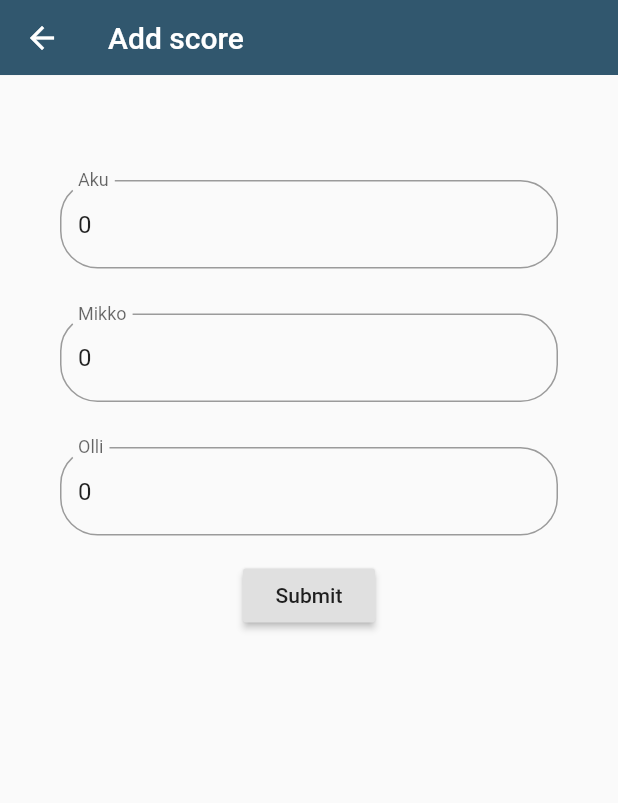
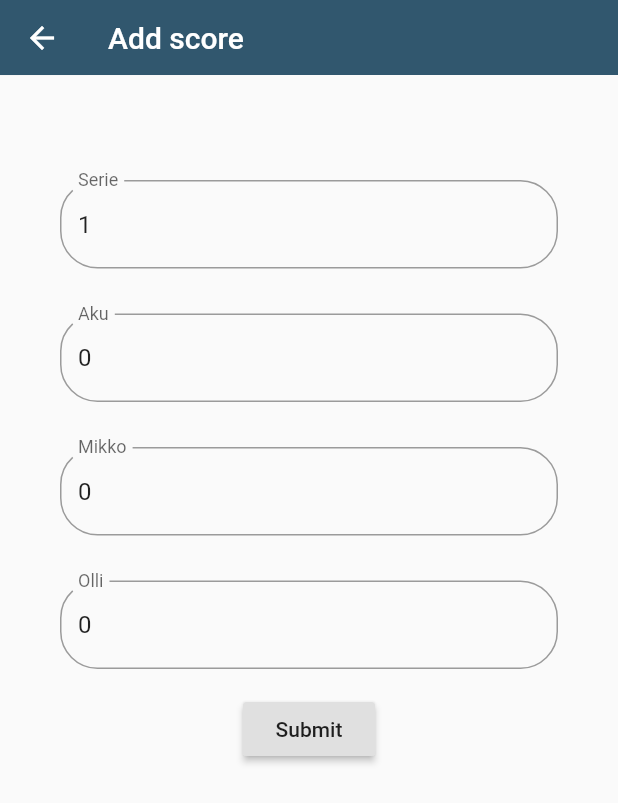
Before and after one commit to mikkolundgren/bowlscore_ui, a Flutter app: the AddScoreForm screen opened directly, after a tap on "Submit", on a phone screen of 412 x 824 dp. Shown: the top 803 px of the screen. Run offline on Flutter 3.47's test engine with Material 2 defaults, Android fonts, the phone set to English and light mode, and no system bars; our stand-ins replace cloud_firestore, get_it; accounts and stored records are empty; statements that could not run were skipped.

Commit message:
added firebase integration

```diff
--- a/lib/services/firebase_service.dart
+++ b/lib/services/firebase_service.dart
@@ -15,6 +15,17 @@ Stream<QuerySnapshot> getPayers() {
       .snapshots();
 }
 
+void addScore(akuScore, mikkoScore, olliScore, serie) {
+  // todo validate values
+  Firestore.instance.collection('scores').document().setData({
+    'akuScore': akuScore,
+    'mikkoScore': mikkoScore,
+    'olliScore': olliScore,
+    'serie': serie,
+    'date': DateTime.now()
+  });
+}
+
 class Payer {
   final Timestamp date;
   final String name;
@@ -29,13 +40,20 @@ class Payer {
 }
 
 class Serie {
-  String name;
-  int score;
-  int serieId;
-  Serie({this.name, this.score, this.serieId});
+  int akuScore;
+  int mikkoScore;
+  int olliScore;
+  int serie;
+  Timestamp date;
+  Serie(
+      {this.akuScore, this.mikkoScore, this.olliScore, this.serie, this.date});
   factory Serie.fromMap(Map<String, dynamic> map) {
     return Serie(
-        name: map['name'], score: map['score'], serieId: map['serieId']);
+        akuScore: map['akuScore'],
+        mikkoScore: map['mikkoScore'],
+        olliScore: map['olliScore'],
+        serie: map['serie'],
+        date: map['date']);
   }
 }
 
--- a/lib/views/addScore.dart
+++ b/lib/views/addScore.dart
@@ -1,6 +1,6 @@
 import 'package:flutter/material.dart';
 import '../widgets/bowlbar.dart';
-import '../services/backend.dart' as backend;
+import '../services/firebase_service.dart' as backend;
 
 class AddScoreForm extends StatefulWidget {
   @override
@@ -11,11 +11,12 @@ class _AddScoreState extends State<AddScoreForm> {
   final GlobalKey<ScaffoldState> _scaffoldKey = new GlobalKey<ScaffoldState>();
 
   final _addScoreFormKey = GlobalKey<FormState>();
-  final _controller = TextEditingController();
+  // final _controller = TextEditingController();
 
-  var _akuScore = 0;
-  var _mikkoScore = 0;
-  var _olliScore = 0;
+  var _akuScore;
+  var _mikkoScore;
+  var _olliScore;
+  var _serie;
 
   @override
   Widget build(BuildContext context) {
@@ -42,6 +43,26 @@ class _AddScoreState extends State<AddScoreForm> {
             ),
             TextFormField(
               decoration: InputDecoration(
+                labelText: "Serie",
+                border: OutlineInputBorder(
+                  borderRadius: BorderRadius.circular(25.0),
+                  borderSide: BorderSide(),
+                ),
+              ),
+              initialValue: '1',
+              keyboardType: TextInputType.number,
+              //controller: _controller,
+              onSaved: (val) {
+                setState(() {
+                  _serie = int.parse(val);
+                });
+              },
+            ),
+            Padding(
+              padding: EdgeInsets.only(top: 30.0),
+            ),
+            TextFormField(
+                decoration: InputDecoration(
                   labelText: "Aku",
                   border: OutlineInputBorder(
                     borderRadius: BorderRadius.circular(25.0),
@@ -52,8 +73,11 @@ class _AddScoreState extends State<AddScoreForm> {
                 keyboardType: TextInputType.number,
                 //controller: _controller,
                 validator: (value) => _validateScore(value),
-              onSaved: (val) => _akuScore = int.parse(val),
-            ),
+                onSaved: (val) {
+                  setState(() {
+                    _akuScore = int.parse(val);
+                  });
+                }),
             Padding(
               padding: EdgeInsets.only(top: 30.0),
             ),
@@ -69,8 +93,11 @@ class _AddScoreState extends State<AddScoreForm> {
                 keyboardType: TextInputType.number,
                 //controller: _controller,
                 validator: (value) => _validateScore(value),
-              onSaved: (val) => _mikkoScore = int.parse(val),
-            ),
+                onSaved: (val) {
+                  setState(() {
+                    _mikkoScore = int.parse(val);
+                  });
+                }),
             Padding(
               padding: EdgeInsets.only(top: 30.0),
             ),
@@ -86,13 +113,17 @@ class _AddScoreState extends State<AddScoreForm> {
                 keyboardType: TextInputType.number,
                 //controller: _controller,
                 validator: (value) => _validateScore(value),
-              onSaved: (val) => _olliScore = int.parse(val),
-            ),
+                onSaved: (val) {
+                  setState(() {
+                    _olliScore = int.parse(val);
+                  });
+                }),
             Padding(
               padding: EdgeInsets.symmetric(vertical: 16.0),
               child: RaisedButton(
                 onPressed: () {
                   if (_addScoreFormKey.currentState.validate()) {
+                    _addScoreFormKey.currentState.save();
                     _submitForm();
                   }
                 },
@@ -116,7 +147,9 @@ class _AddScoreState extends State<AddScoreForm> {
     return null;
   }
 
-  void _submitForm() {}
+  void _submitForm() {
+    backend.addScore(_akuScore, _mikkoScore, _olliScore, _serie);
+  }
 
   void showMessage(String message, [MaterialColor color = Colors.red]) {
     _scaffoldKey.currentState.showSnackBar(
@@ -125,7 +158,7 @@ class _AddScoreState extends State<AddScoreForm> {
 
   @override
   void dispose() {
-    _controller.dispose();
+    //_controller.dispose();
     super.dispose();
   }
 }
--- a/lib/views/dashboard.dart
+++ b/lib/views/dashboard.dart
@@ -2,7 +2,8 @@ import 'package:flutter/material.dart';
 import './addPayers.dart';
 import '../widgets/bowlbar.dart';
 import './addScore.dart';
-import './listScores.dart';
+//import './listScores.dart';
+import './fb_list_scores.dart';
 import './listPayers.dart';
 
 class Dashboard extends StatefulWidget {
@@ -82,7 +83,7 @@ class _DashboardState extends State<Dashboard> {
         case "addScore":
           return AddScoreForm();
         case "scores":
-          return ListScores();
+          return FB_ListScores();
         default:
           return PayersPage();
       }
```
Also changed, not shown: lib/views/fb_list_scores.dart (added, +47 -0 lines), pubspec.lock, 2 other files. Lines whose indentation alone changed are shown as unchanged.
